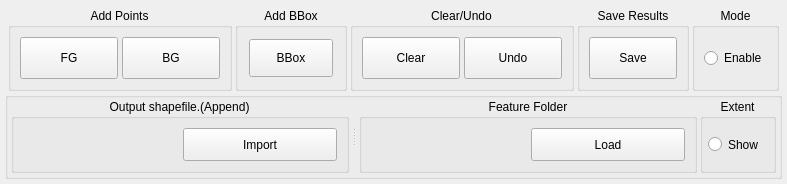
Qt form ui/Selector.ui (coolzhao/Geo-SAM) before a commit.
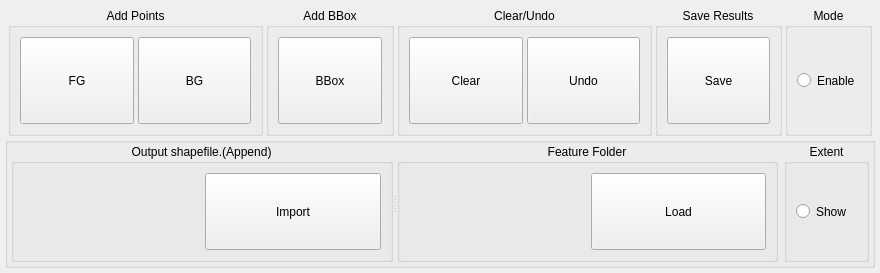
The same form after that commit. Custom widgets are drawn as their Qt base class.

Patch:
```diff
--- a/ui/Selector.ui
+++ b/ui/Selector.ui
@@ -6,8 +6,8 @@
    <rect>
     <x>0</x>
     <y>0</y>
-    <width>787</width>
-    <height>184</height>
+    <width>880</width>
+    <height>273</height>
    </rect>
   </property>
   <property name="minimumSize">
@@ -130,7 +130,7 @@
               <property name="minimumSize">
                <size>
                 <width>0</width>
-                <height>25</height>
+                <height>0</height>
                </size>
               </property>
               <property name="toolTip">
@@ -180,19 +180,7 @@
            <property name="alignment">
             <set>Qt::AlignHCenter|Qt::AlignTop</set>
            </property>
-           <layout class="QGridLayout" name="gridLayout_7" rowstretch="0" columnstretch="0">
-            <property name="leftMargin">
-             <number>11</number>
-            </property>
-            <property name="topMargin">
-             <number>11</number>
-            </property>
-            <property name="rightMargin">
-             <number>11</number>
-            </property>
-            <property name="bottomMargin">
-             <number>11</number>
-            </property>
+           <layout class="QGridLayout" name="gridLayout_7">
             <item row="0" column="0">
              <widget class="QPushButton" name="pushButton_rect">
               <property name="sizePolicy">
@@ -387,9 +375,6 @@
          <bool>false</bool>
         </property>
         <layout class="QHBoxLayout" name="horizontalLayout" stretch="9,1">
-         <property name="spacing">
-          <number>3</number>
-         </property>
          <property name="leftMargin">
           <number>3</number>
          </property>
@@ -403,19 +388,10 @@
           <number>3</number>
          </property>
          <item>
-          <widget class="QSplitter" name="splitterBottom">
-           <property name="sizePolicy">
-            <sizepolicy hsizetype="Preferred" vsizetype="Preferred">
-             <horstretch>0</horstretch>
-             <verstretch>0</verstretch>
-            </sizepolicy>
-           </property>
+          <widget class="QSplitter" name="splitter">
            <property name="orientation">
             <enum>Qt::Horizontal</enum>
            </property>
-           <property name="handleWidth">
-            <number>10</number>
-           </property>
            <widget class="QGroupBox" name="OutShapefileGroupBox">
             <property name="title">
              <string>Output shapefile.(Append)</string>
@@ -423,8 +399,8 @@
             <property name="alignment">
              <set>Qt::AlignHCenter|Qt::AlignTop</set>
             </property>
-            <layout class="QGridLayout" name="gridLayout_9">
-             <item row="0" column="0">
+            <layout class="QHBoxLayout" name="horizontalLayout_4" stretch="0,0">
+             <item>
               <widget class="QgsFileWidget" name="QgsFile_shapefile">
                <property name="toolTip">
                 <string>Input or choose the shape file path to append the polygon results</string>
@@ -434,7 +410,7 @@
                </property>
               </widget>
              </item>
-             <item row="0" column="1">
+             <item>
               <widget class="QPushButton" name="pushButton_load_file">
                <property name="sizePolicy">
                 <sizepolicy hsizetype="Preferred" vsizetype="Preferred">
@@ -444,7 +420,7 @@
                </property>
                <property name="minimumSize">
                 <size>
-                 <width>50</width>
+                 <width>0</width>
                  <height>0</height>
                 </size>
                </property>
@@ -465,15 +441,15 @@
             <property name="alignment">
              <set>Qt::AlignHCenter|Qt::AlignTop</set>
             </property>
-            <layout class="QGridLayout" name="gridLayout_8" columnstretch="0,0">
-             <item row="0" column="0">
+            <layout class="QHBoxLayout" name="horizontalLayout_3" stretch="0,0">
+             <item>
               <widget class="QgsFileWidget" name="QgsFile_feature">
                <property name="toolTip">
                 <string>Input or choose the image feature folder to load</string>
                </property>
               </widget>
              </item>
-             <item row="0" column="1">
+             <item>
               <widget class="QPushButton" name="pushButton_load_feature">
                <property name="sizePolicy">
                 <sizepolicy hsizetype="Preferred" vsizetype="Preferred">
@@ -483,7 +459,7 @@
                </property>
                <property name="minimumSize">
                 <size>
-                 <width>50</width>
+                 <width>0</width>
                  <height>0</height>
                 </size>
                </property>
@@ -507,23 +483,8 @@
            <property name="alignment">
             <set>Qt::AlignHCenter|Qt::AlignTop</set>
            </property>
-           <layout class="QGridLayout" name="feature_extent">
-            <property name="leftMargin">
-             <number>5</number>
-            </property>
-            <property name="topMargin">
-             <number>5</number>
-            </property>
-            <property name="rightMargin">
-             <number>5</number>
-            </property>
-            <property name="bottomMargin">
-             <number>5</number>
-            </property>
-            <property name="spacing">
-             <number>5</number>
-            </property>
-            <item row="1" column="0">
+           <layout class="QGridLayout" name="gridLayout_10">
+            <item row="0" column="0">
              <widget class="QRadioButton" name="radioButton_show_extent">
               <property name="sizePolicy">
                <sizepolicy hsizetype="Preferred" vsizetype="Preferred">
```
